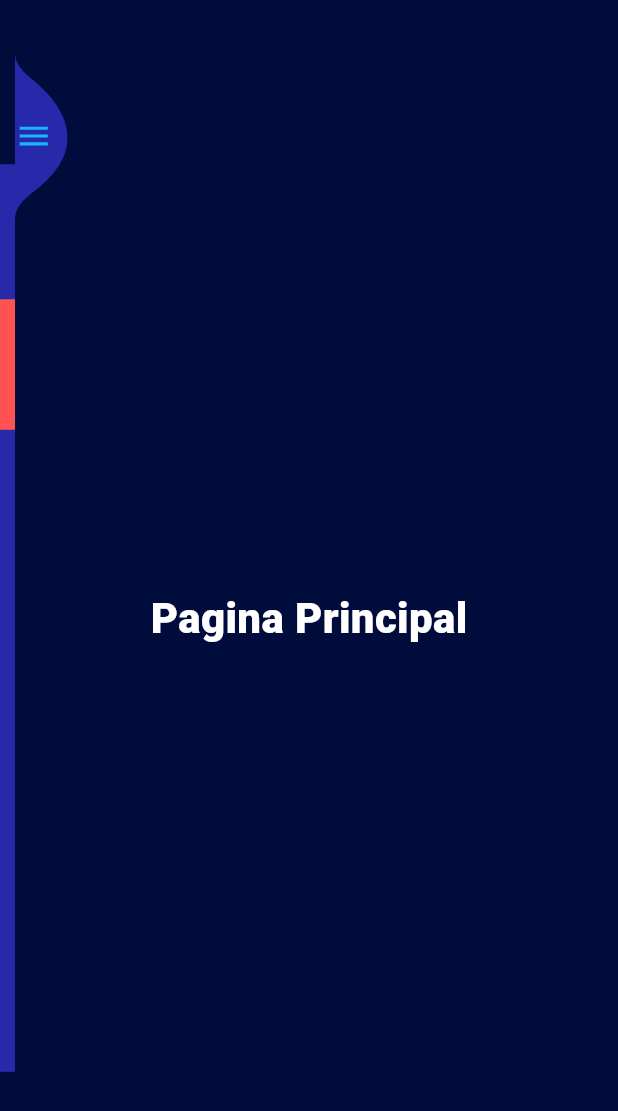
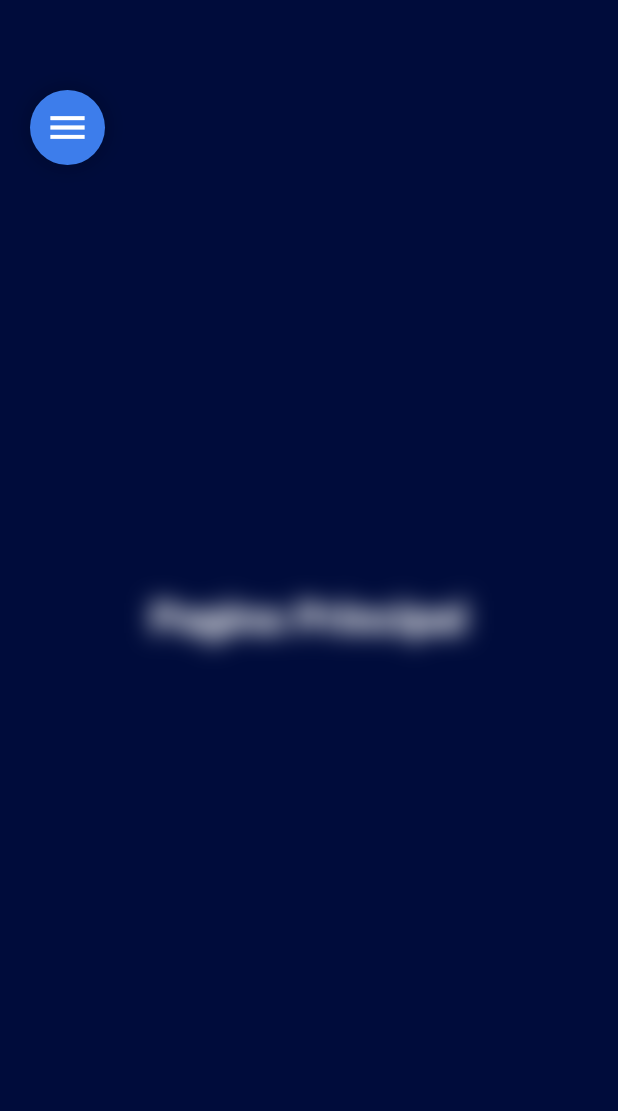
Before and after one commit to Israelgvr/FlutterApp, a Flutter app: the SideBarLayout screen opened directly, on a phone screen of 412 x 824 dp. Shown: the top 1111 px of the screen. Run offline on Flutter 3.47's test engine with Material 3 defaults, Android fonts, the phone set to English and light mode, and no system bars; our stand-ins replace carousel_slider, dio, email_validator, flutter_bloc, flutter_login, retrofit and 1 more; accounts and stored records are empty; generated files the repository leaves out were written again.

Commit message:
version1

```diff
--- a/lib/presentation/login/inicio_screen.dart
+++ b/lib/presentation/login/inicio_screen.dart
@@ -100,8 +100,8 @@ class InicioScreen extends StatelessWidget {
               ),
                 gradient: const LinearGradient(
                   colors: [
-                    Color(0xBA10E3FF),
-                    Color(0xFF0CF1F1),
+                    Color(0xFF103271),
+                    Color(0xFFE4E7EA),
                   ], //color degradado
                   begin: Alignment.topRight,
                   end: Alignment.bottomRight,
--- a/lib/presentation/sidebar/sidebar.dart
+++ b/lib/presentation/sidebar/sidebar.dart
@@ -1,236 +1,353 @@
 import 'dart:async';
-
+import 'dart:ui';
 import 'package:flutter/material.dart';
 import 'package:flutter_bloc/flutter_bloc.dart';
-//import 'package:rxdart/rxdart.dart';
 
 import '../bloc.navigation_bloc/navigation_bloc.dart';
-import '../sidebar/menu_item.dart';
 
 class SideBar extends StatefulWidget {
   @override
   _SideBarState createState() => _SideBarState();
 }
 
-class _SideBarState extends State<SideBar> with SingleTickerProviderStateMixin<SideBar> {
+class _SideBarState extends State<SideBar> with SingleTickerProviderStateMixin {
   late AnimationController _animationController;
-  late StreamController<bool> isSidebarOpenedStreamController;
-  late Stream<bool> isSidebarOpenedStream;
-  late StreamSink<bool> isSidebarOpenedSink;
-  final _animationDuration = const Duration(milliseconds: 500);
+  late Animation<double> _scaleAnimation;
+  late Animation<double> _slideAnimation;
+  late Animation<double> _rotateAnimation;
+  final Duration _animationDuration = const Duration(milliseconds: 600);
 
   @override
   void initState() {
     super.initState();
-    _animationController = AnimationController(vsync: this, duration: _animationDuration);
-    isSidebarOpenedStreamController = StreamController<bool>.broadcast();
-    isSidebarOpenedStream = isSidebarOpenedStreamController.stream;
-    isSidebarOpenedSink = isSidebarOpenedStreamController.sink;
+
+    _animationController = AnimationController(
+      vsync: this,
+      duration: _animationDuration,
+    );
+
+    _slideAnimation = Tween<double>(begin: -300, end: 0).animate(
+      CurvedAnimation(
+        parent: _animationController,
+        curve: Curves.easeInOutQuint,
+      ),
+    );
+
+    _scaleAnimation = Tween<double>(begin: 0.8, end: 1.0).animate(
+      CurvedAnimation(
+        parent: _animationController,
+        curve: Interval(0.3, 1.0, curve: Curves.easeOutBack),
+      ),
+    );
+
+    _rotateAnimation = Tween<double>(begin: 0.0, end: 0.5).animate(
+      CurvedAnimation(
+        parent: _animationController,
+        curve: Curves.easeInOut,
+      ),
+    );
   }
 
   @override
   void dispose() {
     _animationController.dispose();
-    isSidebarOpenedStreamController.close();
-    isSidebarOpenedSink.close();
     super.dispose();
   }
 
-  void onIconPressed() {
-    final animationStatus = _animationController.status;
-    final isAnimationCompleted = animationStatus == AnimationStatus.completed;
-
-    if (isAnimationCompleted) {
-      isSidebarOpenedSink.add(false);
+  void _toggleSidebar() {
+    if (_animationController.isCompleted) {
       _animationController.reverse();
     } else {
-      isSidebarOpenedSink.add(true);
       _animationController.forward();
     }
   }
 
   @override
   Widget build(BuildContext context) {
-    final double screenWidth = MediaQuery.of(context).size.width;
+    final screenSize = MediaQuery.of(context).size;
 
-    return StreamBuilder<bool>(
-      initialData: false,
-      stream: isSidebarOpenedStream,
-      builder: (context, isSideBarOpenedAsync) {
-        return AnimatedPositioned(
-          duration: _animationDuration,
-          top: 0,
-          bottom: 0,
-          left: isSideBarOpenedAsync.data! ? 0 : -screenWidth,//screenWidth para que se esconda junto con el menu
-          right: isSideBarOpenedAsync.data! ? 0 : screenWidth - 45,
-          child: Row(
-            children: <Widget>[
-              Expanded(
-                child: SingleChildScrollView(
+    return Stack(
+      children: [
+        // Fondo semitransparente
+        if (_animationController.status == AnimationStatus.forward ||
+            _animationController.status == AnimationStatus.completed)
+          GestureDetector(
+            onTap: _toggleSidebar,
             child: Container(
-                  padding: EdgeInsets.all(0.0),
-                  color: const Color(0xFF262AAA),
-                  //datos user cabecera
-                  child: Column(
-                    children: <Widget>[
-                      SizedBox(
-                        height: 90,
+              width: screenSize.width,
+              height: screenSize.height,
+              color: Colors.black.withOpacity(0.3),
+            ),
           ),
 
-                      Container(
-                        color: Colors.redAccent,
-                        padding: EdgeInsets.all(0.0),
-                        child: ListTile(
-                          leading: CircleAvatar(
-                            radius: 40,
-                            child: Icon(
-                              Icons.perm_identity,
-                              color: Colors.white,
+        // Sidebar con animaciones
+        AnimatedBuilder(
+          animation: _animationController,
+          builder: (context, child) {
+            return Transform.translate(
+              offset: Offset(_slideAnimation.value, 0),
+              child: Transform.scale(
+                scale: _scaleAnimation.value,
+                alignment: Alignment.centerLeft,
+                child: child,
+              ),
+            );
+          },
+          child: Container(
+            width: 300,
+            height: screenSize.height,
+            decoration: BoxDecoration(
+              color: Colors.white.withOpacity(0.95),
+              borderRadius: BorderRadius.only(
+                topRight: Radius.circular(30),
+                bottomRight: Radius.circular(30),
+              ),
+              boxShadow: [
+                BoxShadow(
+                  color: Colors.black.withOpacity(0.2),
+                  blurRadius: 20,
+                  spreadRadius: 5,
+                ),
+              ],
+            ),
+            child: BackdropFilter(
+              filter: ImageFilter.blur(sigmaX: 10, sigmaY: 10),
+              child: _buildSidebarContent(),
             ),
           ),
-                          title: Text(
-                            "Prateek",
-                            style: TextStyle(
+        ),
+
+        // Botón de menú flotante
+        AnimatedPositioned(
+          duration: _animationDuration,
+          left: _animationController.value * 240 + 20,
+          top: 60,
+          child: GestureDetector(
+            onTap: _toggleSidebar,
+            child: Container(
+              width: 50,
+              height: 50,
+              decoration: BoxDecoration(
+                color: Colors.blueAccent.withOpacity(0.9),
+                shape: BoxShape.circle,
+                boxShadow: [
+                  BoxShadow(
+                    color: Colors.black.withOpacity(0.2),
+                    blurRadius: 10,
+                    spreadRadius: 2,
+                  ),
+                ],
+              ),
+              child: AnimatedBuilder(
+                animation: _animationController,
+                builder: (context, child) {
+                  return Transform.rotate(
+                    angle: _rotateAnimation.value,
+                    child: Icon(
+                      _animationController.isCompleted
+                          ? Icons.close
+                          : Icons.menu,
                       color: Colors.white,
-                              fontSize: 30,
-                              fontWeight: FontWeight.w800,
-                              backgroundColor: Color(0xFFE60707)
+                      size: 30,
                     ),
-                          ),
-                          subtitle: Text(
-                            "www.techieblossom.com",
-                            style: TextStyle(
-                              color: Color(0xFF1BB5FD),
-                              fontSize: 18,
+                  );
+                },
               ),
             ),
           ),
         ),
-                      Divider(
-                        height: 64,
-                        thickness: 0.5,
-                        color: Colors.white.withOpacity(0.3),//color de la linea divisor
-                        indent: 32,//margen izquierdo
-                        endIndent: 32,//margen derecho
+      ],
+    );
+  }
+
+  Widget _buildSidebarContent() {
+    return Column(
+      crossAxisAlignment: CrossAxisAlignment.start,
+      children: [
+        SizedBox(height: 120),
+        _buildUserProfile(),
+        SizedBox(height: 40),
+        _buildMenuItems(),
+        Spacer(),
+        _buildFooter(),
+        SizedBox(height: 40),
+      ],
+    );
+  }
+
+  Widget _buildUserProfile() {
+    return Padding(
+      padding: EdgeInsets.symmetric(horizontal: 30),
+      child: Row(
+        children: [
+          Container(
+            width: 60,
+            height: 60,
+            decoration: BoxDecoration(
+              shape: BoxShape.circle,
+              gradient: LinearGradient(
+                colors: [Colors.blueAccent, Colors.purpleAccent],
+                begin: Alignment.topLeft,
+                end: Alignment.bottomRight,
               ),
-                      MenuItem(
-                        icon: Icons.home,
-                        title: "home",
-                        onTap: () {
-                          onIconPressed();
-                          //print("Enviando evento: HomePageClickedEvent"); // Agregar print
-                          BlocProvider.of<NavigationBloc>(context).add(NavigationEvents.HomePageClickedEvent);
-                        },
             ),
-                      MenuItem(
-                        icon: Icons.person,
-                        title: "Perfile",
-                        onTap: () {
-                          onIconPressed();
-                          //print("Enviando evento: MyAccountClickedEvent");
-                          BlocProvider.of<NavigationBloc>(context).add(NavigationEvents.MyAccountClickedEvent);
-                        },
+            child: Icon(Icons.person, color: Colors.white, size: 30),
           ),
-                      MenuItem(
-                        icon: Icons.shopping_basket,
-                        title: "Historial",
-                        onTap: () {
-                          onIconPressed();
-                          //print("Enviando evento: MyOrdersClickedEvent");
-                          BlocProvider.of<NavigationBloc>(context).add(NavigationEvents.MyOrdersClickedEvent);
-                        },
+          SizedBox(width: 20),
+          Column(
+            crossAxisAlignment: CrossAxisAlignment.start,
+            children: [
+              Text(
+                "John Doe",
+                style: TextStyle(
+                  fontSize: 18,
+                  fontWeight: FontWeight.w600,
+                  color: Colors.black87,
                 ),
-                      MenuItem(
-                        icon: Icons.card_giftcard,
-                        title: "Nivel de Actividad",
-                        onTap: () {
-                          onIconPressed();
-                          //print("Enviando evento: MyOrdersClickedEvent");
-                          BlocProvider.of<NavigationBloc>(context).add(NavigationEvents.MyOrdersClickedEvent);
-                        },
               ),
-                      Divider(
-                        height: 64,
-                        thickness: 0.5,
-                        color: Colors.white.withOpacity(0.3),
-                        indent: 32,
-                        endIndent: 32,
+              Text(
+                "Premium Member",
+                style: TextStyle(
+                  fontSize: 14,
+                  color: Colors.grey.shade600,
                 ),
-                      MenuItem(
-                        icon: Icons.settings,
-                        title: "Notificaciones",
-                        onTap: () {
-                          onIconPressed();
-                          //print("Enviando evento: MyOrdersClickedEvent");
-                          BlocProvider.of<NavigationBloc>(context).add(NavigationEvents.MyOrdersClickedEvent);
-                        },
               ),
-                      MenuItem(
-                        icon: Icons.exit_to_app,
+            ],
+          ),
+        ],
+      ),
+    );
+  }
+
+  Widget _buildMenuItems() {
+    return Padding(
+      padding: EdgeInsets.symmetric(horizontal: 20),
+      child: Column(
+        children: [
+          _MenuItem(
+            icon: Icons.home_filled,
+            title: "Home",
+            onTap: () => _navigate(NavigationEvents.HomePageClickedEvent),
+          ),
+          _MenuItem(
+            icon: Icons.person_outline,
+            title: "Profile",
+            onTap: () => _navigate(NavigationEvents.MyAccountClickedEvent),
+          ),
+          _MenuItem(
+            icon: Icons.history,
+            title: "History",
+            onTap: () => _navigate(NavigationEvents.MyOrdersClickedEvent),
+          ),
+          _MenuItem(
+            icon: Icons.insights,
+            title: "Activity",
+            onTap: () => _navigate(NavigationEvents.MyOrdersClickedEvent),
+          ),
+          _MenuItem(
+            icon: Icons.notifications_none,
+            title: "Notifications",
+            onTap: () => _navigate(NavigationEvents.MyOrdersClickedEvent),
+          ),
+        ],
+      ),
+    );
+  }
+
+  Widget _buildFooter() {
+    return Padding(
+      padding: EdgeInsets.symmetric(horizontal: 30),
+      child: Column(
+        crossAxisAlignment: CrossAxisAlignment.start,
+        children: [
+          Divider(color: Colors.grey.shade300),
+          SizedBox(height: 20),
+          _MenuItem(
+            icon: Icons.settings_outlined,
+            title: "Settings",
+            onTap: () => _navigate(NavigationEvents.MyOrdersClickedEvent),
+          ),
+          _MenuItem(
+            icon: Icons.logout,
             title: "Logout",
-                        onTap: () {
-                          onIconPressed();
-                          //print("Enviando evento: MyOrdersClickedEvent");
-                          BlocProvider.of<NavigationBloc>(context).add(NavigationEvents.MyOrdersClickedEvent);
-                        },
+            color: Colors.redAccent,
+            onTap: () => _navigate(NavigationEvents.MyOrdersClickedEvent),
+          ),
+        ],
+      ),
+    );
+  }
+
+  void _navigate(NavigationEvents event) {
+    _toggleSidebar();
+    BlocProvider.of<NavigationBloc>(context).add(event);
+  }
+}
+
+class _MenuItem extends StatefulWidget {
+  final IconData icon;
+  final String title;
+  final Function onTap;
+  final Color? color;
+
+  const _MenuItem({
+    required this.icon,
+    required this.title,
+    required this.onTap,
+    this.color,
+  });
+
+  @override
+  __MenuItemState createState() => __MenuItemState();
+}
+
+class __MenuItemState extends State<_MenuItem> {
+  bool _isHovered = false;
+
+  @override
+  Widget build(BuildContext context) {
+    return MouseRegion(
+      onEnter: (_) => setState(() => _isHovered = true),
+      onExit: (_) => setState(() => _isHovered = false),
+      child: GestureDetector(
+        onTap: () => widget.onTap(),
+        child: AnimatedContainer(
+          duration: Duration(milliseconds: 200),
+          margin: EdgeInsets.symmetric(vertical: 8),
+          padding: EdgeInsets.symmetric(horizontal: 20, vertical: 12),
+          decoration: BoxDecoration(
+            color: _isHovered
+                ? Colors.blueAccent.withOpacity(0.1)
+                : Colors.transparent,
+            borderRadius: BorderRadius.circular(15),
+          ),
+          child: Row(
+            children: [
+              Icon(
+                widget.icon,
+                color: widget.color ?? Colors.blueAccent,
+                size: 24,
+              ),
+              SizedBox(width: 20),
+              Text(
+                widget.title,
+                style: TextStyle(
+                  fontSize: 16,
+                  fontWeight: FontWeight.w500,
+                  color: widget.color ?? Colors.grey.shade800,
+                ),
+              ),
+              Spacer(),
+              if (_isHovered)
+                Icon(
+                  Icons.arrow_forward_ios_rounded,
+                  size: 16,
+                  color: Colors.blueAccent,
                 ),
             ],
           ),
         ),
       ),
-              ),
-              Align(
-                alignment: Alignment(0, -0.9),
-                child: GestureDetector(
-                  onTap: () {
-                    onIconPressed();
-                  },
-                  child: ClipPath(
-                    clipper: CustomMenuClipper(),
-                    child: Container(
-                      width: 35,
-                      height: 110,
-                      color: Color(0xFF262AAA),
-                      alignment: Alignment.centerLeft,
-                      child: AnimatedIcon(
-                        progress: _animationController.view,
-                        icon: AnimatedIcons.menu_close,
-                        color: Color(0xFF1BB5FD),
-                        size: 25,
-                      ),
-                    ),
-                  ),
-                ),
-              ),
-            ],
-          ),
-        );
-      },
     );
   }
 }
-
-class CustomMenuClipper extends CustomClipper<Path> {
-  @override
-  Path getClip(Size size) {
-    Paint paint = Paint();
-    paint.color = Colors.white;
-
-    final width = size.width;
-    final height = size.height;
-
-    Path path = Path();
-    path.moveTo(0, 0);
-    path.quadraticBezierTo(0, 8, 10, 16);
-    path.quadraticBezierTo(width - 1, height / 2 - 20, width, height / 2);
-    path.quadraticBezierTo(width + 1, height / 2 + 20, 10, height - 16);
-    path.quadraticBezierTo(0, height - 8, 0, height);
-    path.close();
-    return path;
-  }
-
-  @override
-  bool shouldReclip(CustomClipper<Path> oldClipper) {
-    return true;
-  }
-}
```
Also changed, not shown: lib/data/api/api_service.dart (added, +16 -0 lines), lib/data/models/login_request.dart (added, +14 -0 lines), lib/data/models/login_response.dart (added, +49 -0 lines), lib/presentation/login/login_screen.dart (+58 -47 lines), pubspec.yaml (+8 -0 lines), lib/data/api/api_service.g.dart (added), lib/data/models/login_request.g.dart (added), lib/data/models/login_response.g.dart (added), pubspec.lock, 1 other file. Lines whose indentation alone changed are shown as unchanged.
